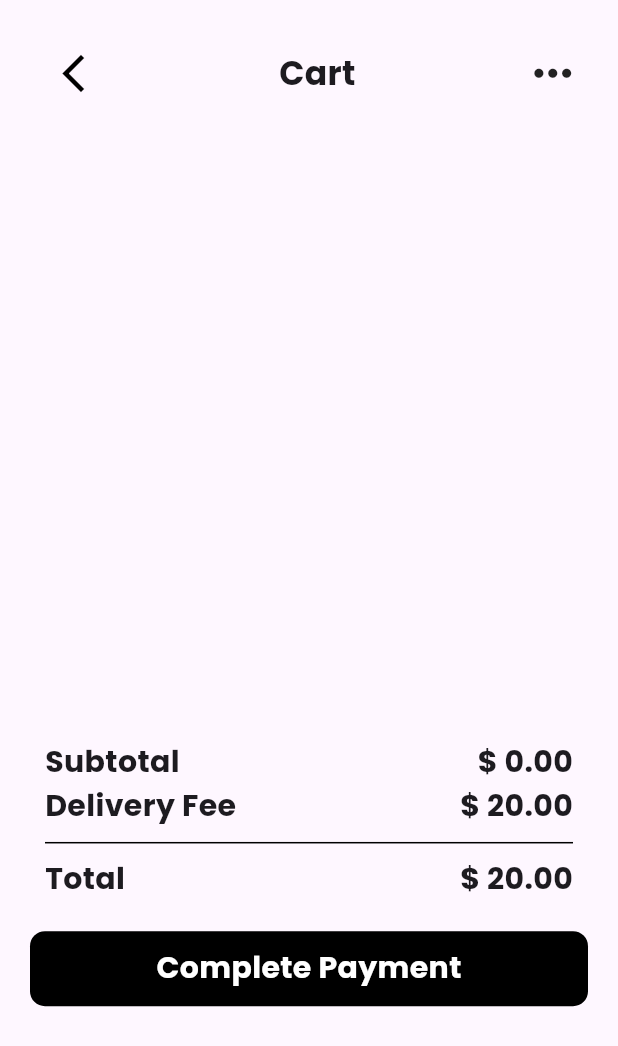
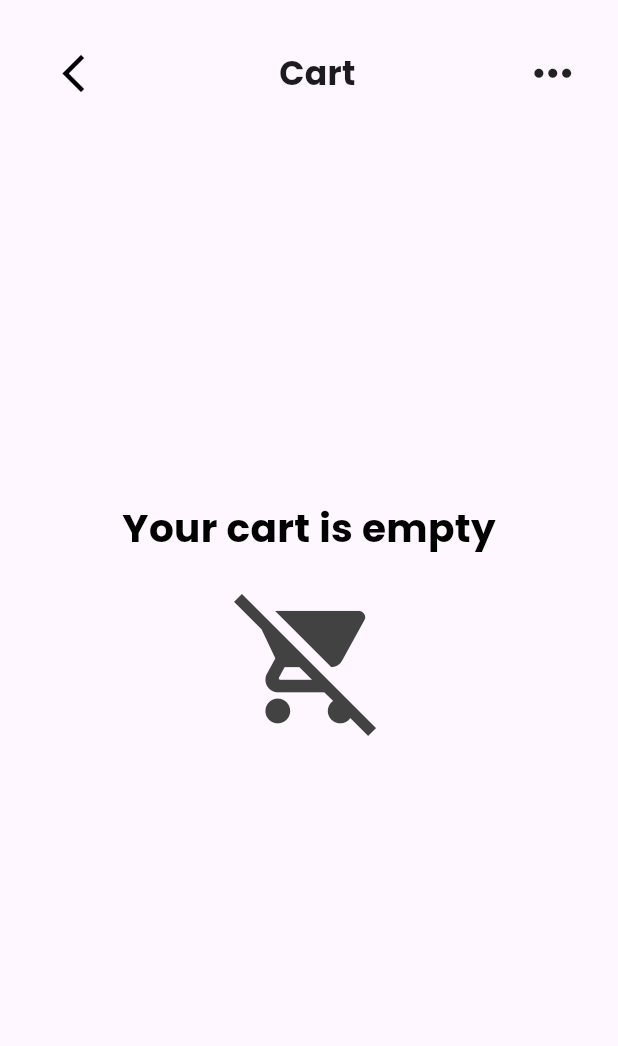
Before and after one commit to citruspunch/Obsessed-App, a Flutter app: the CartScreen screen opened directly with empty values, on a phone screen of 412 x 824 dp. Shown: the top 1046 px of the screen. Run offline on Flutter 3.47's test engine with Material 3 defaults, Android fonts, the phone set to English and light mode, and no system bars; our stand-ins replace carousel_slider, feather_icons, flutter_dotenv, flutter_svg, google_fonts, smooth_star_rating_null_safety; network calls fail.

Commit message:
Update cart provider to include a clear method and update email service to use HTML for email body

```diff
--- a/lib/src/features/Cart/presentation/UI/screens/cart_screen.dart
+++ b/lib/src/features/Cart/presentation/UI/screens/cart_screen.dart
@@ -1,4 +1,5 @@
 import 'package:flutter/material.dart';
+import 'package:google_fonts/google_fonts.dart';
 import 'package:obsessed_app/src/features/cart/presentation/UI/widgets/cart_body.dart';
 import 'package:obsessed_app/src/features/cart/presentation/UI/widgets/cart_footer.dart';
 import 'package:obsessed_app/src/features/cart/presentation/UI/widgets/cart_header.dart';
@@ -26,18 +27,42 @@ class CartScreen extends StatelessWidget {
               child: Column(
                 children: [
                   const CartHeader(),
+                  if (cart.items.isNotEmpty)
                     CartBody(cartItems: cart.items),
                   SizedBox(height: MediaQuery.of(context).size.height * 0.7),
                 ],
               ),
             ),
           ),
+          if (cart.items.isNotEmpty)
             Positioned(
               bottom: 0,
               left: 0,
               right: 0,
               child: CartFooter(totalPrice: cart.totalPrice),
+            )
+          else
+            Center(
+              child: Column(
+                mainAxisAlignment: MainAxisAlignment.center,
+                children: [
+                  Text(
+                    'Your cart is empty',
+                    style: GoogleFonts.poppins(
+                      fontSize: 26,
+                      fontWeight: FontWeight.bold,
+                      color: Colors.black,
                     ),
+                  ),
+                  const SizedBox(height: 20),
+                  Icon(
+                    Icons.remove_shopping_cart,
+                    size: 100,
+                    color: Colors.grey[800],
+                  ),
+                ],
+              ),
+            )
         ],
       ),
     );
--- a/lib/src/features/Cart/presentation/providers/cart_provider.dart
+++ b/lib/src/features/Cart/presentation/providers/cart_provider.dart
@@ -16,6 +16,11 @@ class CartProvider extends ChangeNotifier {
     notifyListeners();
   }
 
+  void clear() {
+    _items.clear();
+    notifyListeners();
+  }
+
   double get totalPrice => _items.fold(0, (total, current) => total + current.price);
 
   int get totalQuantity => _items.fold(0, (total, current) => total + current.quantity);
--- a/lib/src/features/payment_finalization/infrastructure/email_service.dart
+++ b/lib/src/features/payment_finalization/infrastructure/email_service.dart
@@ -18,10 +18,10 @@ class EmailService implements EmailRepository {
         'Content-Type': 'application/x-www-form-urlencoded',
       },
       body: {
-        'from': 'Excited User <mailgun@$domain>',
+        'from': 'Obsessed <mailgun@$domain>',
         'to': email,
         'subject': subject,
-        'text': body,
+        'html': body,
       },
     );
 
```
Also changed, not shown: lib/src/features/payment_finalization/presentation/widgets/order_details_form.dart (+79 -6 lines), lib/src/features/payment_finalization/presentation/widgets/succesful_payment.dart (added, +74 -0 lines), pubspec.lock. Lines whose indentation alone changed are shown as unchanged.
